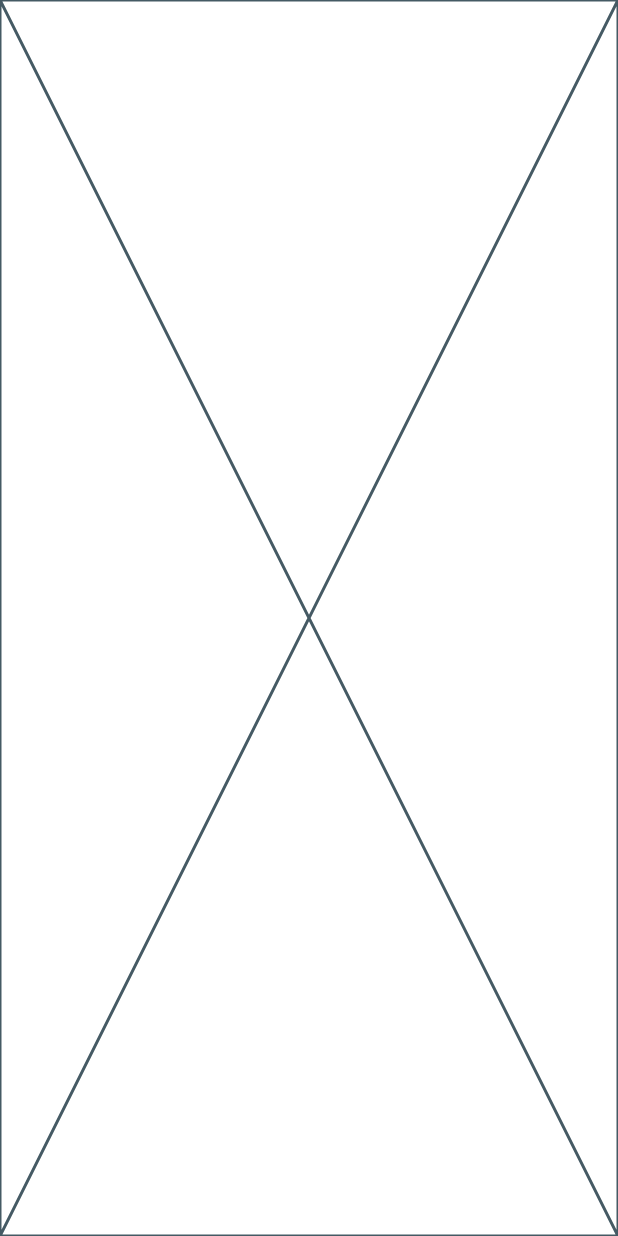
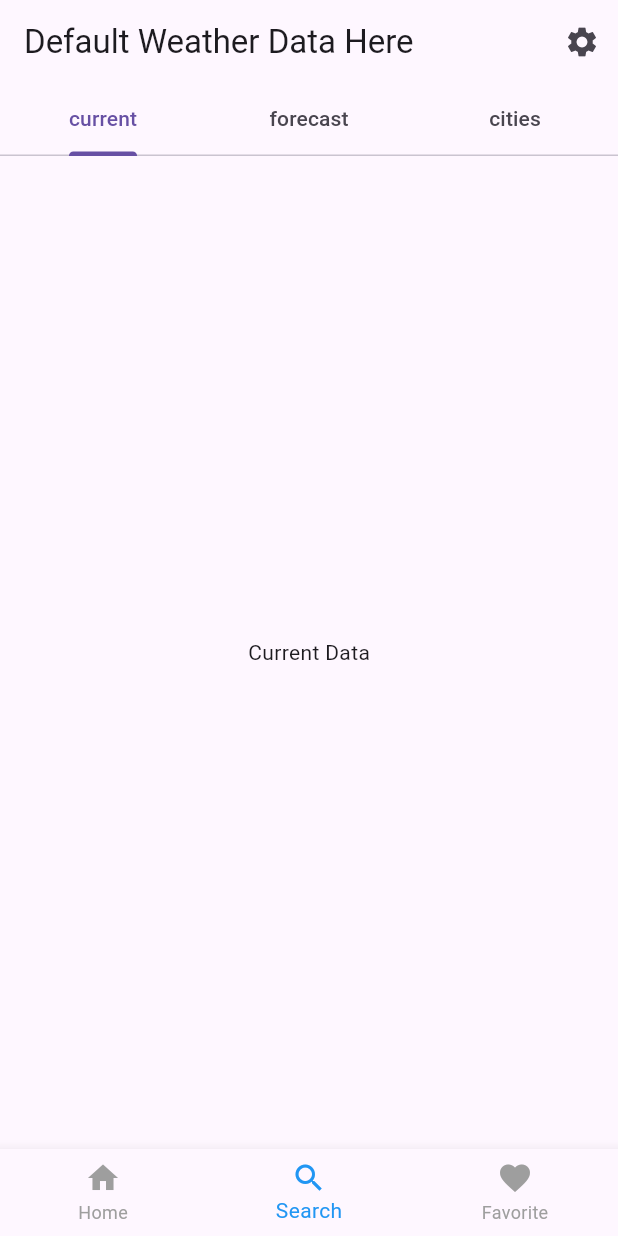
Before and after one commit to iqbal-hossain-01/weather_app, a Flutter app: the screen it shows after launch, on a phone screen of 412 x 824 dp. Run offline on Flutter 3.47's test engine with Material 3 defaults, Android fonts, the phone set to English and light mode, and no system bars.

Commit message:
besic UI design appBar,body,bottomAppBar

```diff
--- /dev/null
+++ b/lib/custom_widgets/custom_bottom_nav_bar.dart
@@ -0,0 +1,35 @@
+import 'package:flutter/material.dart';
+
+class CustomBottomNavBar extends StatelessWidget {
+  final int selectedIndex;
+  final Function(int) onItemTapped;
+  const CustomBottomNavBar({
+    super.key,
+    required this.selectedIndex,
+    required this.onItemTapped,
+  });
+
+  @override
+  Widget build(BuildContext context) {
+    return BottomNavigationBar(
+      items: const <BottomNavigationBarItem>[
+        BottomNavigationBarItem(
+          icon: Icon(Icons.home),
+          label: 'Home',
+        ),
+        BottomNavigationBarItem(
+            icon: Icon(Icons.search),
+            label: 'Search'
+        ),
+        BottomNavigationBarItem(
+          icon: Icon(Icons.favorite),
+          label: 'Favorite',
+        ),
+      ],
+      currentIndex: selectedIndex,
+      selectedItemColor: Colors.blue,
+      unselectedItemColor: Colors.grey,
+      onTap: onItemTapped,
+    );
+  }
+}
--- a/lib/main.dart
+++ b/lib/main.dart
@@ -1,7 +1,13 @@
 import 'package:flutter/material.dart';
+import 'package:provider/provider.dart';
+import 'package:weather_app_by_notes/pages/home_page.dart';
+import 'package:weather_app_by_notes/providers/weather_provider.dart';
 
 void main() {
-  runApp(const MyApp());
+  runApp(ChangeNotifierProvider(
+    create: (context) => WeatherProvider(),
+    child: const MyApp(),
+  ));
 }
 
 class MyApp extends StatelessWidget {
@@ -9,6 +15,12 @@ class MyApp extends StatelessWidget {
 
   @override
   Widget build(BuildContext context) {
-    return const Placeholder();
+    return MaterialApp(
+      debugShowCheckedModeBanner: false,
+      theme: ThemeData(
+        primarySwatch: Colors.blue,
+      ),
+      home: const HomePage(),
+    );
   }
 }
--- /dev/null
+++ b/lib/pages/cities_tab_bar.dart
@@ -0,0 +1,10 @@
+import 'package:flutter/material.dart';
+
+class CitiesTabBar extends StatelessWidget {
+  const CitiesTabBar({super.key});
+
+  @override
+  Widget build(BuildContext context) {
+    return Center(child: Text('Cities Content'),);
+  }
+}
--- /dev/null
+++ b/lib/pages/current_tab_bar.dart
@@ -0,0 +1,10 @@
+import 'package:flutter/material.dart';
+
+class CurrentTabBar extends StatelessWidget {
+  const CurrentTabBar({super.key});
+
+  @override
+  Widget build(BuildContext context) {
+    return Center(child: Text("Current Data"),);
+  }
+}
--- /dev/null
+++ b/lib/pages/forecast_tab_bar.dart
@@ -0,0 +1,10 @@
+import 'package:flutter/material.dart';
+
+class ForecastTabBar extends StatelessWidget {
+  const ForecastTabBar({super.key});
+
+  @override
+  Widget build(BuildContext context) {
+    return Center(child: Text('Forecast Data'),);
+  }
+}
--- a/lib/pages/home_page.dart
+++ b/lib/pages/home_page.dart
@@ -0,0 +1,61 @@
+import 'package:flutter/material.dart';
+import 'package:weather_app_by_notes/custom_widgets/custom_bottom_nav_bar.dart';
+import 'package:weather_app_by_notes/pages/cities_tab_bar.dart';
+import 'package:weather_app_by_notes/pages/current_tab_bar.dart';
+import 'package:weather_app_by_notes/pages/forecast_tab_bar.dart';
+
+class HomePage extends StatefulWidget {
+  const HomePage({super.key});
+
+  @override
+  State<HomePage> createState() => _HomePageState();
+}
+
+class _HomePageState extends State<HomePage> {
+  int _selectedIndex = 1; // Default selected index for Home
+
+  void _onItemTapped(int index) {
+    setState(() {
+      _selectedIndex = index;
+    });
+  }
+
+  @override
+  Widget build(BuildContext context) {
+    return DefaultTabController(
+      length: 3,
+      child: Scaffold(
+        appBar: AppBar(
+          title: const Text('Default Weather Data Here'),
+          bottom: const TabBar(
+            tabs: [
+              Tab(
+                text: 'current',
+              ),
+              Tab(
+                text: 'forecast',
+              ),
+              Tab(
+                text: 'cities',
+              ),
+            ],
+          ),
+          actions: [
+            IconButton(onPressed: () {}, icon: const Icon(Icons.settings)),
+          ],
+        ),
+        body: TabBarView(
+          children: [
+            CurrentTabBar(),
+            ForecastTabBar(),
+            CitiesTabBar(),
+          ],
+        ),
+        bottomNavigationBar: CustomBottomNavBar(
+          selectedIndex: _selectedIndex,
+          onItemTapped: _onItemTapped,
+        ),
+      ),
+    );
+  }
+}
--- a/lib/providers/weather_provider.dart
+++ b/lib/providers/weather_provider.dart
@@ -0,0 +1,5 @@
+import 'package:flutter/foundation.dart';
+
+class WeatherProvider extends ChangeNotifier {
+
+}
--- a/pubspec.yaml
+++ b/pubspec.yaml
@@ -63,7 +63,7 @@ flutter:
 
   # To add assets to your application, add an assets section, like this:
   assets:
-    - assets/images
+    - assets/images/meow.png
 
   # An image asset can refer to one or more resolution-specific "variants", see
   # https://flutter.dev/to/resolution-aware-images
```
Also changed, not shown: assets/images/meow.png (added).
